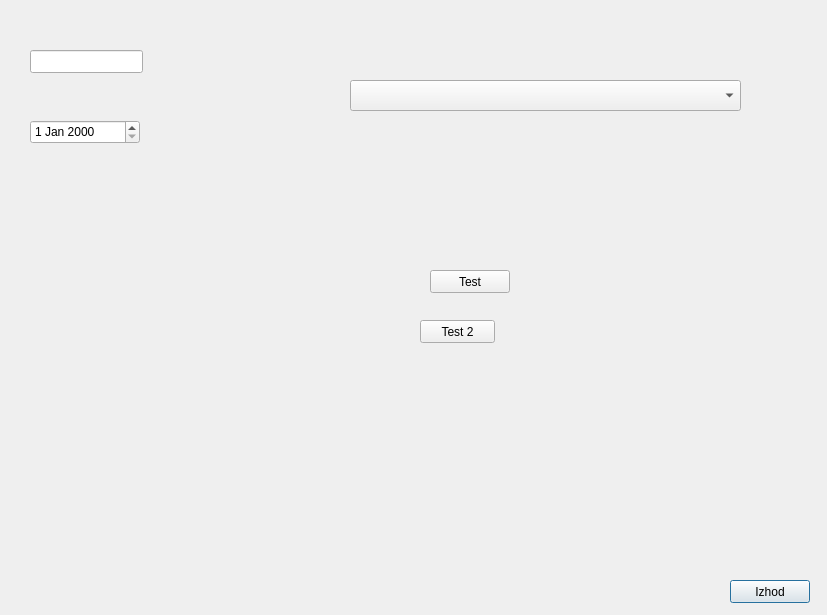
The window that testingdialog.ui (MaxMaxy/racun) describes before a commit, drawn with Qt 5.
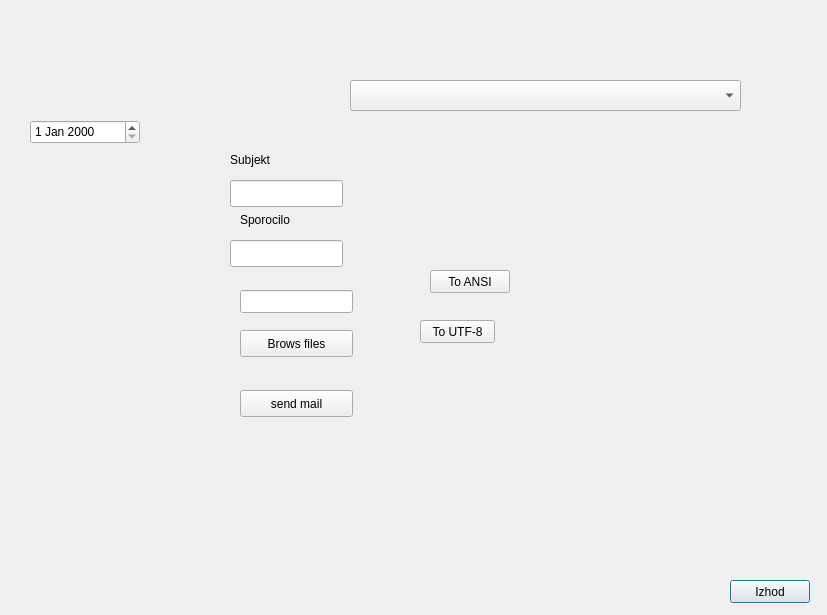
The same window after the commit.

```diff
--- a/testingdialog.ui
+++ b/testingdialog.ui
@@ -36,14 +36,14 @@
     </rect>
    </property>
    <property name="text">
-    <string>Test</string>
+    <string>To ANSI</string>
    </property>
   </widget>
   <widget class="QLineEdit" name="lineEdit">
    <property name="geometry">
     <rect>
-     <x>30</x>
-     <y>50</y>
+     <x>240</x>
+     <y>290</y>
      <width>113</width>
      <height>23</height>
     </rect>
@@ -86,7 +86,79 @@
     </rect>
    </property>
    <property name="text">
-    <string>Test 2</string>
+    <string>To UTF-8</string>
+   </property>
+  </widget>
+  <widget class="QPushButton" name="pushButtonSendMail">
+   <property name="geometry">
+    <rect>
+     <x>240</x>
+     <y>390</y>
+     <width>113</width>
+     <height>27</height>
+    </rect>
+   </property>
+   <property name="text">
+    <string>send mail</string>
+   </property>
+  </widget>
+  <widget class="QPushButton" name="pushButtonBrowsFiles">
+   <property name="geometry">
+    <rect>
+     <x>240</x>
+     <y>330</y>
+     <width>113</width>
+     <height>27</height>
+    </rect>
+   </property>
+   <property name="text">
+    <string>Brows files</string>
+   </property>
+  </widget>
+  <widget class="QLineEdit" name="lineEdit_text">
+   <property name="geometry">
+    <rect>
+     <x>230</x>
+     <y>240</y>
+     <width>113</width>
+     <height>27</height>
+    </rect>
+   </property>
+  </widget>
+  <widget class="QLineEdit" name="lineEdit_subject">
+   <property name="geometry">
+    <rect>
+     <x>230</x>
+     <y>180</y>
+     <width>113</width>
+     <height>27</height>
+    </rect>
+   </property>
+  </widget>
+  <widget class="QLabel" name="label">
+   <property name="geometry">
+    <rect>
+     <x>230</x>
+     <y>150</y>
+     <width>87</width>
+     <height>19</height>
+    </rect>
+   </property>
+   <property name="text">
+    <string>Subjekt</string>
+   </property>
+  </widget>
+  <widget class="QLabel" name="label_2">
+   <property name="geometry">
+    <rect>
+     <x>240</x>
+     <y>210</y>
+     <width>87</width>
+     <height>19</height>
+    </rect>
+   </property>
+   <property name="text">
+    <string>Sporocilo</string>
    </property>
   </widget>
  </widget>
```
